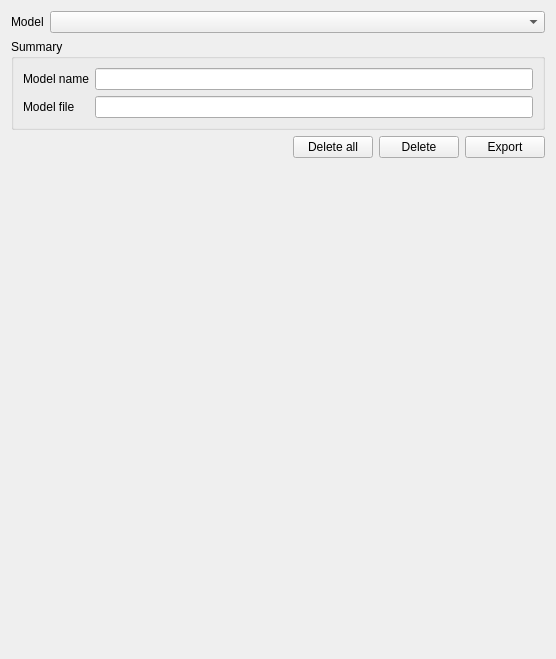
Above: eis_qgis_plugin/resources/ui/results/wizard_model_history.ui from GispoCoding/eis_qgis_plugin before the change. Below: the same form after it.
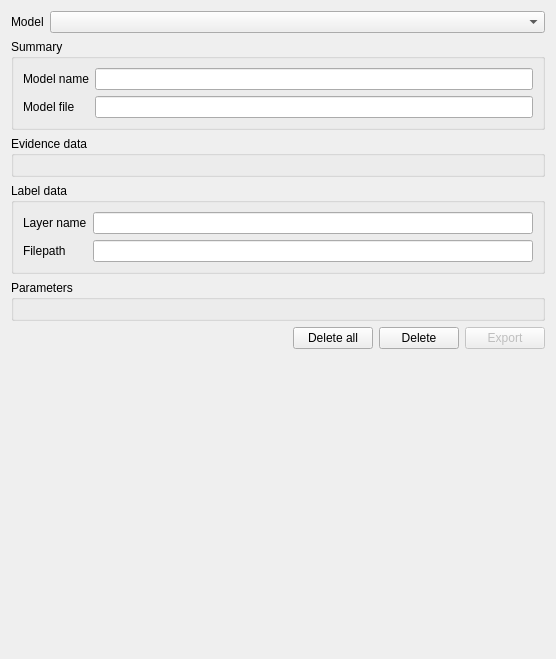
That is the form after the change.

Commit message: First version of extended model history: evidence data, labels, parameters shown

Patch:
```diff
--- a/eis_qgis_plugin/resources/ui/results/wizard_model_history.ui
+++ b/eis_qgis_plugin/resources/ui/results/wizard_model_history.ui
@@ -96,6 +96,79 @@
      </layout>
     </widget>
    </item>
+   <item>
+    <widget class="QGroupBox" name="evidence_data_box">
+     <property name="sizePolicy">
+      <sizepolicy hsizetype="Preferred" vsizetype="Maximum">
+       <horstretch>0</horstretch>
+       <verstretch>0</verstretch>
+      </sizepolicy>
+     </property>
+     <property name="title">
+      <string>Evidence data</string>
+     </property>
+     <layout class="QVBoxLayout" name="verticalLayout_14">
+      <item>
+       <layout class="QVBoxLayout" name="evidence_data_layout"/>
+      </item>
+     </layout>
+    </widget>
+   </item>
+   <item>
+    <widget class="QGroupBox" name="label_data_box">
+     <property name="title">
+      <string>Label data</string>
+     </property>
+     <layout class="QFormLayout" name="formLayout_2">
+      <item row="0" column="0">
+       <widget class="QLabel" name="label">
+        <property name="text">
+         <string>Layer name</string>
+        </property>
+       </widget>
+      </item>
+      <item row="1" column="0">
+       <widget class="QLabel" name="label_data">
+        <property name="text">
+         <string>Filepath</string>
+        </property>
+        <property name="wordWrap">
+         <bool>true</bool>
+        </property>
+       </widget>
+      </item>
+      <item row="0" column="1">
+       <widget class="QLineEdit" name="label_layer_name">
+        <property name="readOnly">
+         <bool>true</bool>
+        </property>
+       </widget>
+      </item>
+      <item row="1" column="1">
+       <widget class="QLineEdit" name="label_filepath">
+        <property name="text">
+         <string/>
+        </property>
+        <property name="readOnly">
+         <bool>true</bool>
+        </property>
+       </widget>
+      </item>
+     </layout>
+    </widget>
+   </item>
+   <item>
+    <widget class="QGroupBox" name="parameters_box">
+     <property name="title">
+      <string>Parameters</string>
+     </property>
+     <layout class="QVBoxLayout" name="verticalLayout_2">
+      <item>
+       <layout class="QFormLayout" name="parameters_layout"/>
+      </item>
+     </layout>
+    </widget>
+   </item>
    <item>
     <layout class="QHBoxLayout" name="horizontalLayout_2">
      <item>
@@ -127,6 +200,9 @@
      </item>
      <item>
       <widget class="QPushButton" name="export_btn">
+       <property name="enabled">
+        <bool>false</bool>
+       </property>
        <property name="text">
         <string>Export</string>
        </property>
```
Left out of the diff: 8 changed lines with no effect on the pictures. The commit also changes 7 other files.
